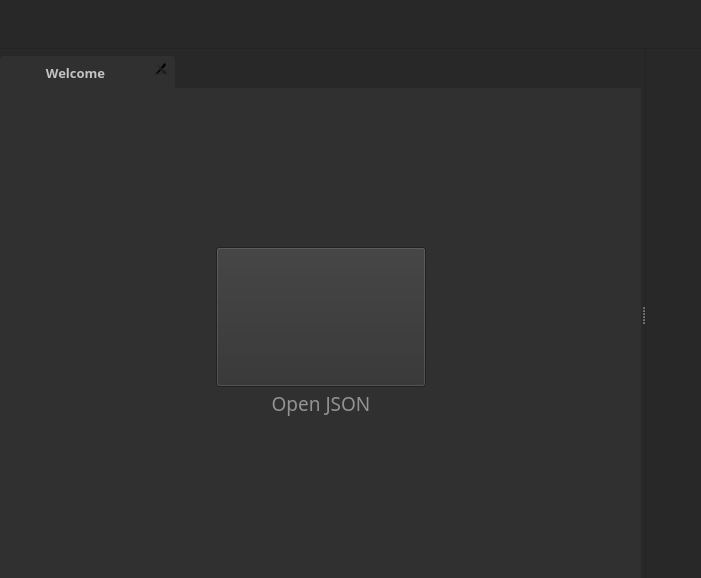
Old version of the form ui/mainwindow.ui in the repository joenano/rapidview.
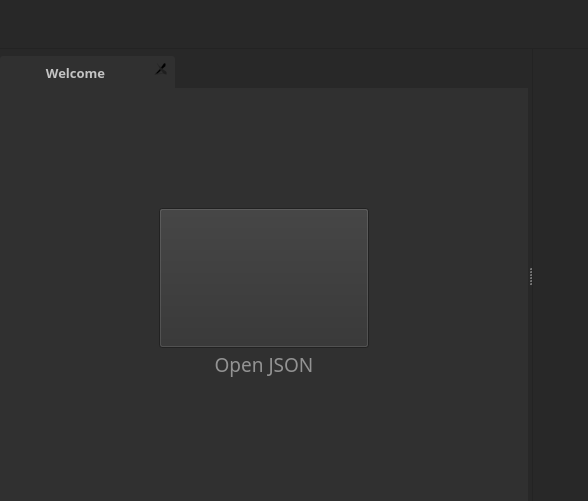
New version of the form. Icons and pictures are not drawn.

```diff
--- a/ui/mainwindow.ui
+++ b/ui/mainwindow.ui
@@ -6,8 +6,8 @@
    <rect>
     <x>0</x>
     <y>0</y>
-    <width>701</width>
-    <height>578</height>
+    <width>588</width>
+    <height>501</height>
    </rect>
   </property>
   <property name="windowTitle">
```
Left out of the diff: 62 changed lines with no effect on the pictures.
